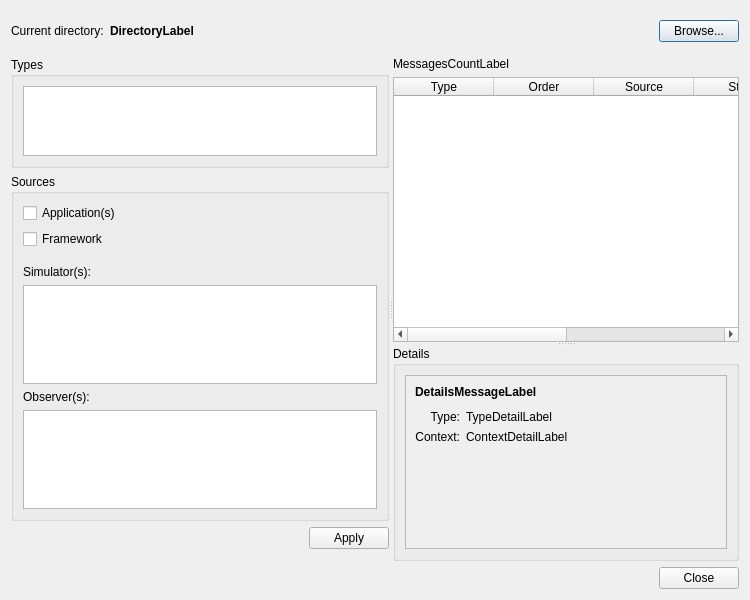
This is src/openfluid/ui/common/LogExplorerDialog.ui in jylfc0307/OpenFluidPlus as Qt 5 draws it before an edit. The edited form follows.
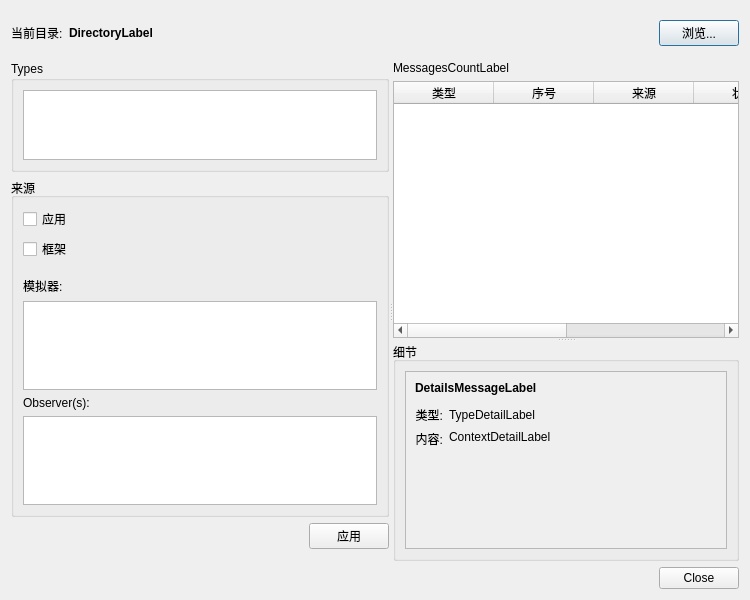
This is the edited form. Custom widgets are drawn as their Qt base class.

Patch:
```diff
--- a/src/openfluid/ui/common/LogExplorerDialog.ui
+++ b/src/openfluid/ui/common/LogExplorerDialog.ui
@@ -26,7 +26,7 @@
       <item>
        <widget class="QLabel" name="label">
         <property name="text">
-         <string>Current directory:</string>
+         <string>当前目录:</string>
         </property>
        </widget>
       </item>
@@ -46,7 +46,7 @@
       <item>
        <widget class="QPushButton" name="ChangeDirButton">
         <property name="text">
-         <string>Browse...</string>
+         <string>浏览...</string>
         </property>
        </widget>
       </item>
@@ -130,20 +130,20 @@
           <item>
            <widget class="QGroupBox" name="groupBox_2">
             <property name="title">
-             <string>Sources</string>
+             <string>来源</string>
             </property>
             <layout class="QVBoxLayout" name="verticalLayout_5">
              <item>
               <widget class="QCheckBox" name="AppFilterCheckBox">
                <property name="text">
-                <string>Application(s)</string>
+                <string>应用</string>
                </property>
               </widget>
              </item>
              <item>
               <widget class="QCheckBox" name="FrameworkFilterCheckBox">
                <property name="text">
-                <string>Framework</string>
+                <string>框架</string>
                </property>
               </widget>
              </item>
@@ -166,7 +166,7 @@
              <item>
               <widget class="QLabel" name="label_2">
                <property name="text">
-                <string>Simulator(s):</string>
+                <string>模拟器:</string>
                </property>
               </widget>
              </item>
@@ -204,7 +204,7 @@
             <item>
              <widget class="QPushButton" name="ApplyFilteringButton">
               <property name="text">
-               <string>Apply</string>
+               <string>应用</string>
               </property>
              </widget>
             </item>
@@ -260,32 +260,32 @@
              </attribute>
              <column>
               <property name="text">
-               <string>Type</string>
+               <string>类型</string>
               </property>
              </column>
              <column>
               <property name="text">
-               <string>Order</string>
+               <string>序号</string>
               </property>
              </column>
              <column>
               <property name="text">
-               <string>Source</string>
+               <string>来源</string>
               </property>
              </column>
              <column>
               <property name="text">
-               <string>Stage</string>
+               <string>状态</string>
               </property>
              </column>
              <column>
               <property name="text">
-               <string>TimeIndex</string>
+               <string>时间索引</string>
               </property>
              </column>
              <column>
               <property name="text">
-               <string>Message</string>
+               <string>消息</string>
               </property>
              </column>
             </widget>
@@ -294,7 +294,7 @@
          </widget>
          <widget class="QGroupBox" name="DetailsGroupBox">
           <property name="title">
-           <string>Details</string>
+           <string>细节</string>
           </property>
           <layout class="QVBoxLayout" name="verticalLayout_6">
            <item>
@@ -307,8 +307,8 @@
                <rect>
                 <x>0</x>
                 <y>0</y>
-                <width>319</width>
-                <height>184</height>
+                <width>329</width>
+                <height>182</height>
                </rect>
               </property>
               <layout class="QVBoxLayout" name="verticalLayout_7">
@@ -346,7 +346,7 @@
                  <item row="0" column="0">
                   <widget class="QLabel" name="label_6">
                    <property name="text">
-                    <string>Type:</string>
+                    <string>类型:</string>
                    </property>
                    <property name="alignment">
                     <set>Qt::AlignRight|Qt::AlignTrailing|Qt::AlignVCenter</set>
@@ -363,7 +363,7 @@
                  <item row="1" column="0">
                   <widget class="QLabel" name="label_4">
                    <property name="text">
-                    <string>Context:</string>
+                    <string>内容:</string>
                    </property>
                    <property name="alignment">
                     <set>Qt::AlignRight|Qt::AlignTop|Qt::AlignTrailing</set>
```
